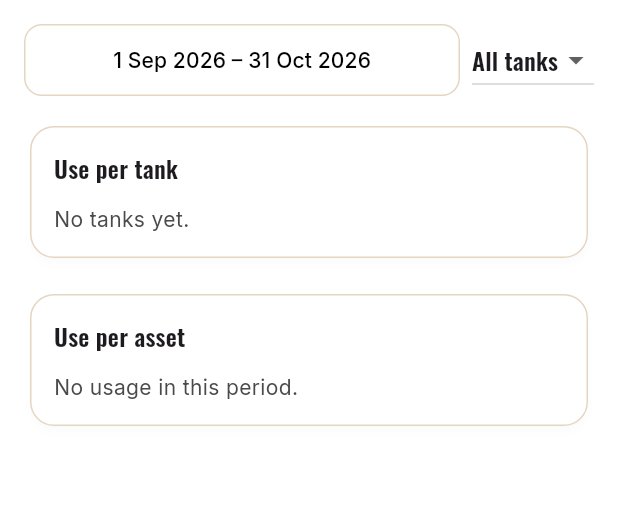
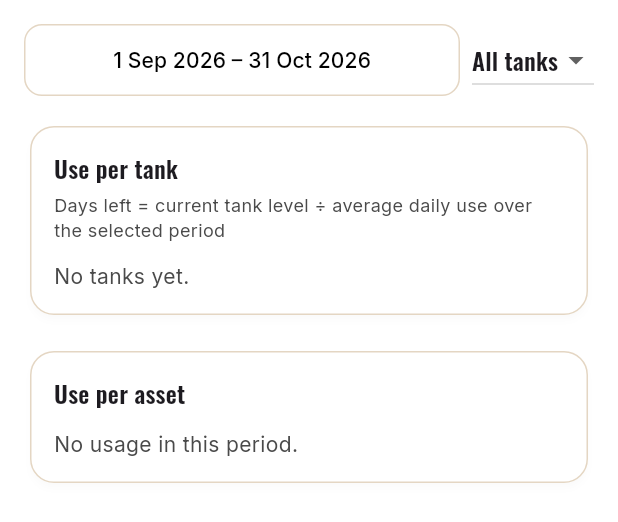
Before and after one commit to DFourie87/Nanini, a Flutter app: the DieselReportsScreen widget shown alone on an empty page, opened directly with empty values, on a phone screen of 412 x 824 dp. Shown: the top 522 px of the screen. Run offline on Flutter 3.47's test engine with Material 3 defaults, Android fonts, the phone set to English and light mode, and no system bars; our stand-ins replace csv, file_picker, fl_chart, flutter_map, google_fonts, latlong2 and 5 more; missing offline and left inert: excel; accounts and stored records are empty; network calls fail.

Commit message:
Add expected days of supply left per tank to Diesel reports
The "Use per tank" table gets a Days left column: current tank level
(event-sourced from purchases/usage/adjustments, same as the Home tab)
divided by average daily consumption over the selected report period.
Blank when there's no usage logged in the period to average against.

Co-Authored-By: Claude Sonnet 5 <noreply@anthropic.com>
Claude-Session: https://claude.ai/code/session_0154FLxM7bQ7qjn16GE6RHFv

```diff
--- a/nanini_app/lib/features/diesel/diesel_reports_screen.dart
+++ b/nanini_app/lib/features/diesel/diesel_reports_screen.dart
@@ -61,6 +61,10 @@ class _DieselReportsScreenState extends State<DieselReportsScreen> {
               stream: widget.repo.watchUsage(),
               builder: (context, useSnap) {
                 final usage = useSnap.data ?? [];
+                return StreamBuilder<List<DieselAdjustment>>(
+                  stream: widget.repo.watchAdjustments(),
+                  builder: (context, adjSnap) {
+                    final adjustments = adjSnap.data ?? [];
 
                 final filteredPurchases = purchases.where((p) {
                   final d = parseDateStr(p.date);
@@ -87,6 +91,17 @@ class _DieselReportsScreenState extends State<DieselReportsScreen> {
                 final usedByTank = <String, double>{};
                 for (final u in periodUsage) {
                   usedByTank[u.tankId] = (usedByTank[u.tankId] ?? 0) + u.litres;
+                }
+
+                // Litres left right now (not period-scoped) divided by the
+                // average daily consumption over the selected period --
+                // null when there's no usage in the period to average.
+                final periodDays = periodEnd.difference(periodStart).inDays + 1;
+                final daysLeftByTank = <String, double?>{};
+                for (final tank in tanks) {
+                  final level = computeTankLevel(tank, purchases: purchases, usage: usage, adjustments: adjustments);
+                  final avgDaily = periodDays > 0 ? (usedByTank[tank.id] ?? 0) / periodDays : 0.0;
+                  daysLeftByTank[tank.id] = avgDaily > 0 ? level / avgDaily : null;
                 }
 
                 final assetStats = <String, _AssetUsage>{};
@@ -137,7 +152,7 @@ class _DieselReportsScreenState extends State<DieselReportsScreen> {
                       ],
                     ),
                     const SizedBox(height: 16),
-                    _tankUsageCard(context, tanks, usedByTank),
+                    _tankUsageCard(context, tanks, usedByTank, daysLeftByTank),
                     const SizedBox(height: 16),
                     _assetUsageCard(context, assetRows),
                     if (isAdmin) ...[
@@ -151,6 +166,8 @@ class _DieselReportsScreenState extends State<DieselReportsScreen> {
                       ),
                     ],
                   ],
+                );
+                  },
                 );
               },
             );
@@ -202,7 +219,7 @@ class _DieselReportsScreenState extends State<DieselReportsScreen> {
     );
   }
 
-  Widget _tankUsageCard(BuildContext context, List<DieselTank> tanks, Map<String, double> usedByTank) {
+  Widget _tankUsageCard(BuildContext context, List<DieselTank> tanks, Map<String, double> usedByTank, Map<String, double?> daysLeftByTank) {
     return Card(
       child: Padding(
         padding: const EdgeInsets.all(16),
@@ -210,15 +227,25 @@ class _DieselReportsScreenState extends State<DieselReportsScreen> {
           crossAxisAlignment: CrossAxisAlignment.start,
           children: [
             Text('Use per tank', style: Theme.of(context).textTheme.titleMedium),
+            const SizedBox(height: 4),
+            const Text(
+              'Days left = current tank level ÷ average daily use over the selected period',
+              style: TextStyle(color: NaniniColors.muted, fontSize: 12),
+            ),
             const SizedBox(height: 12),
             if (tanks.isEmpty)
               const Text('No tanks yet.', style: TextStyle(color: NaniniColors.muted))
             else
               _wrappingTable(
-                columnWidths: const {0: FlexColumnWidth(2), 1: FlexColumnWidth(1)},
-                headers: const ['Tank', 'Used'],
+                columnWidths: const {0: FlexColumnWidth(2), 1: FlexColumnWidth(1), 2: FlexColumnWidth(1.2)},
+                headers: const ['Tank', 'Used', 'Days left'],
                 rows: [
-                  for (final tank in tanks) [tank.name, fmtL(usedByTank[tank.id] ?? 0)],
+                  for (final tank in tanks)
+                    [
+                      tank.name,
+                      fmtL(usedByTank[tank.id] ?? 0),
+                      daysLeftByTank[tank.id] == null ? '–' : daysLeftByTank[tank.id]!.toStringAsFixed(0),
+                    ],
                 ],
               ),
           ],
```
